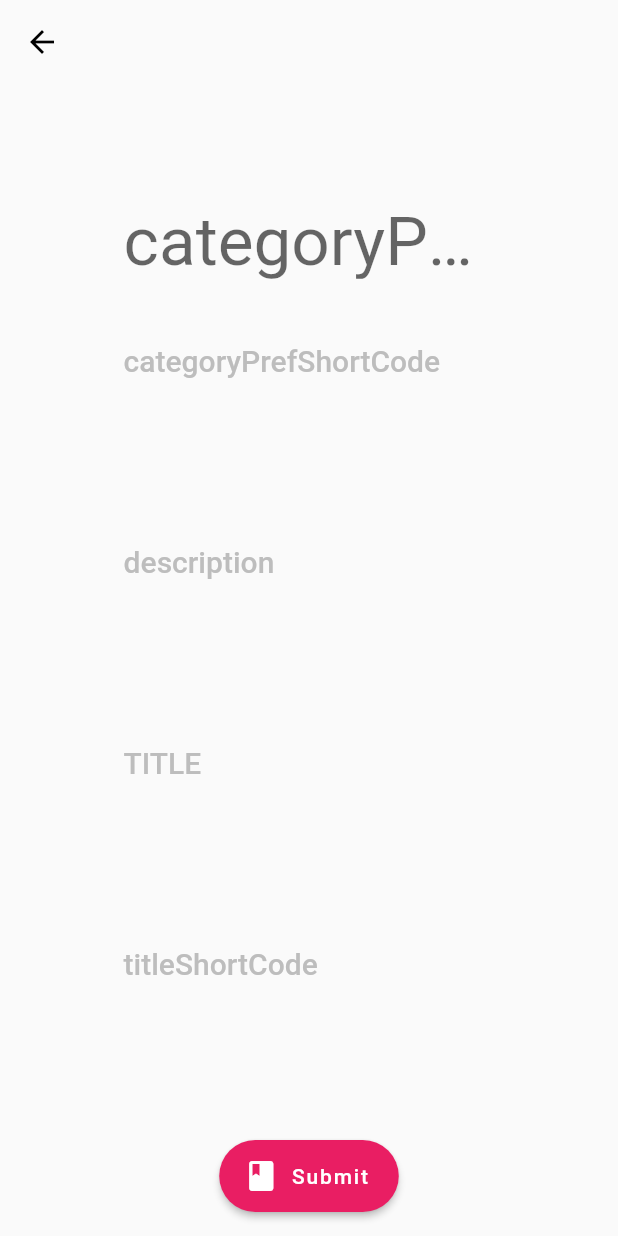
After one commit to skm0079/flutter_flow, a Flutter app: the CategoryPage screen opened by its route, on a phone screen of 412 x 824 dp. The commit adds this screen. Run offline on Flutter 3.47's test engine with Material 2 defaults, Android fonts, the phone set to English and light mode, and no system bars; our stand-ins replace cloud_firestore, firebase_core; accounts and stored records are empty.

Commit message:
Add Category working

```diff
--- /dev/null
+++ b/lib/category_entry_button.dart
@@ -0,0 +1,59 @@
+import 'package:cloud_firestore/cloud_firestore.dart';
+import 'package:flutter/material.dart';
+import 'package:flutter_flow/category_entry_page.dart';
+import 'package:flutter_flow/category_model.dart';
+
+class CategoryEntryButton extends StatelessWidget {
+  const CategoryEntryButton({
+    Key? key,
+    required this.categoryPrefName,
+    required this.categoryPrefShortCode,
+    required this.description,
+    required this.title,
+    required this.titleShortCode,
+    required this.widget,
+  }) : super(key: key);
+
+  final TextEditingController categoryPrefName;
+  final TextEditingController categoryPrefShortCode;
+  final TextEditingController description;
+  final TextEditingController title;
+  final TextEditingController titleShortCode;
+  final CategoryPage widget;
+
+  @override
+  Widget build(BuildContext context) {
+    final isAddAction = widget.categoryAction == CategoryAction.add;
+    return FloatingActionButton.extended(
+      elevation: 2,
+      onPressed: () {
+        final categoryEntryMap = Category(
+          categoryPrefName: categoryPrefName.text,
+          categoryPrefShortCode: categoryPrefShortCode.text,
+          description: description.text,
+          organisation: null,
+          parent: null,
+          title: title.text,
+          titleShortCode: titleShortCode.text,
+        ).toMap();
+
+        final id = widget.category.id;
+
+        if (isAddAction) {
+          FirebaseFirestore.instance
+              .collection('category')
+              .add(categoryEntryMap);
+        } else {
+          FirebaseFirestore.instance
+              .collection('category')
+              .doc(id)
+              .update(categoryEntryMap);
+        }
+
+        Navigator.of(context).popUntil(ModalRoute.withName('/'));
+      },
+      label: Text(isAddAction ? 'Submit' : 'Update'),
+      icon: Icon(isAddAction ? Icons.book : Icons.bookmark_border),
+    );
+  }
+}
--- /dev/null
+++ b/lib/category_entry_page.dart
@@ -0,0 +1,192 @@
+import 'package:flutter/material.dart';
+import 'package:flutter_flow/category_entry_button.dart';
+import 'package:flutter_flow/category_model.dart';
+
+class CategoryPage extends StatefulWidget {
+  const CategoryPage({
+    Key? key,
+    required this.categoryAction,
+    required this.category,
+  }) : super(key: key);
+
+  const CategoryPage.edit(
+      {Key? key,
+      this.categoryAction = CategoryAction.edit,
+      required this.category})
+      : super(key: key);
+
+  const CategoryPage.add(
+      {Key? key,
+      this.categoryAction = CategoryAction.add,
+      required this.category})
+      : super(key: key);
+
+  const CategoryPage.read(
+      {Key? key,
+      this.categoryAction = CategoryAction.read,
+      required this.category})
+      : super(key: key);
+
+  final Category category;
+
+  final CategoryAction categoryAction;
+  @override
+  State<CategoryPage> createState() => _CategoryPageState();
+}
+
+class _CategoryPageState extends State<CategoryPage> {
+  late TextEditingController categoryPrefName;
+  late TextEditingController categoryPrefShortCode;
+  late TextEditingController description;
+  late TextEditingController title;
+  late TextEditingController titleShortCode;
+  late bool isReadOnly;
+  @override
+  void initState() {
+    categoryPrefName =
+        TextEditingController(text: widget.category.categoryPrefName ?? '');
+    description =
+        TextEditingController(text: widget.category.description ?? '');
+    title = TextEditingController(text: widget.category.title ?? '');
+    titleShortCode =
+        TextEditingController(text: widget.category.titleShortCode ?? '');
+    categoryPrefShortCode = TextEditingController(
+        text: widget.category.categoryPrefShortCode ?? '');
+
+    isReadOnly = widget.categoryAction == CategoryAction.read;
+    super.initState();
+  }
+
+  @override
+  Widget build(BuildContext context) {
+    return Scaffold(
+      appBar: AppBar(
+        elevation: 0,
+        iconTheme: Theme.of(context).iconTheme.copyWith(color: Colors.black),
+        backgroundColor: Colors.transparent,
+      ),
+      body: SingleChildScrollView(
+        child: Center(
+          child: SizedBox(
+            width: MediaQuery.of(context).size.width * 3 / 5,
+            child: Column(
+              crossAxisAlignment: CrossAxisAlignment.start,
+              children: <Widget>[
+                const SizedBox(height: 50),
+                // categoryPrefName
+                TextField(
+                  readOnly: isReadOnly,
+                  controller: categoryPrefName,
+                  style: Theme.of(context)
+                      .textTheme
+                      .headline3!
+                      .copyWith(color: Colors.black87),
+                  decoration: InputDecoration(
+                    border: InputBorder.none,
+                    labelText: isReadOnly ? '' : 'categoryPrefName',
+                  ),
+                ),
+                // categoryPrefShortCode
+                TextField(
+                  readOnly: isReadOnly,
+                  controller: categoryPrefShortCode,
+                  maxLines: null,
+                  style: Theme.of(context)
+                      .textTheme
+                      .headline6
+                      ?.copyWith(color: Colors.black87, height: 1.7),
+                  decoration: InputDecoration.collapsed(
+                    hintText: 'categoryPrefShortCode',
+                    border: InputBorder.none,
+                    hintStyle: Theme.of(context)
+                        .textTheme
+                        .headline6
+                        ?.copyWith(color: Colors.grey.shade400),
+                  ),
+                ),
+                const SizedBox(height: 100),
+                TextField(
+                  readOnly: isReadOnly,
+                  controller: description,
+                  maxLines: null,
+                  style: Theme.of(context)
+                      .textTheme
+                      .headline6
+                      ?.copyWith(color: Colors.black87, height: 1.7),
+                  decoration: InputDecoration.collapsed(
+                    hintText: 'description',
+                    border: InputBorder.none,
+                    hintStyle: Theme.of(context)
+                        .textTheme
+                        .headline6
+                        ?.copyWith(color: Colors.grey.shade400),
+                  ),
+                ),
+                const SizedBox(height: 100),
+                TextField(
+                  readOnly: isReadOnly,
+                  controller: title,
+                  maxLines: null,
+                  style: Theme.of(context)
+                      .textTheme
+                      .headline6
+                      ?.copyWith(color: Colors.black87, height: 1.7),
+                  decoration: InputDecoration.collapsed(
+                    hintText: 'TITLE',
+                    border: InputBorder.none,
+                    hintStyle: Theme.of(context)
+                        .textTheme
+                        .headline6
+                        ?.copyWith(color: Colors.grey.shade400),
+                  ),
+                ),
+                const SizedBox(height: 100),
+                TextField(
+                  readOnly: isReadOnly,
+                  controller: titleShortCode,
+                  maxLines: null,
+                  style: Theme.of(context)
+                      .textTheme
+                      .headline6
+                      ?.copyWith(color: Colors.black87, height: 1.7),
+                  decoration: InputDecoration.collapsed(
+                    hintText: 'titleShortCode',
+                    border: InputBorder.none,
+                    hintStyle: Theme.of(context)
+                        .textTheme
+                        .headline6
+                        ?.copyWith(color: Colors.grey.shade400),
+                  ),
+                ),
+                const SizedBox(height: 100)
+              ],
+            ),
+          ),
+        ),
+      ),
+      floatingActionButtonLocation: FloatingActionButtonLocation.centerFloat,
+      floatingActionButton: isReadOnly
+          ? const SizedBox()
+          : CategoryEntryButton(
+              categoryPrefShortCode: categoryPrefShortCode,
+              description: description,
+              title: title,
+              categoryPrefName: categoryPrefName,
+              titleShortCode: titleShortCode,
+              widget: widget,
+            ),
+    );
+  }
+
+  @override
+  void dispose() {
+    categoryPrefName.dispose();
+    categoryPrefShortCode.dispose();
+    description.dispose();
+    title.dispose();
+    titleShortCode.dispose();
+    super.dispose();
+  }
+}
+
+enum CategoryAction { edit, add, read }
--- a/lib/category_model.dart
+++ b/lib/category_model.dart
@@ -11,7 +11,7 @@ class Category {
   final String? titleShortCode;
 
   Category(
-      {required this.id,
+      {this.id,
       required this.categoryPrefName,
       required this.categoryPrefShortCode,
       required this.description,
@@ -19,6 +19,8 @@ class Category {
       required this.parent,
       required this.title,
       required this.titleShortCode});
+
+// Converts Category object to toMap object get a map object to send to firebase
 
   Map<String, dynamic> toMap() {
     return {
@@ -31,6 +33,11 @@ class Category {
       'titleShortCode': titleShortCode,
     };
   }
+
+/*
+factory : factory Constructor returns an instance of a class
+fromDoc : To use the returned map object to class-object data
+ */
 
   factory Category.fromDoc(QueryDocumentSnapshot doc) {
     return Category(
--- a/lib/main.dart
+++ b/lib/main.dart
@@ -5,6 +5,8 @@ import 'package:flutter/material.dart';
 import 'package:flutter_flow/category_model.dart';
 import 'package:flutter_flow/top_bar_title.dart';
 import 'package:provider/provider.dart';
+
+import 'category_entry_page.dart';
 
 // Import the firebase_core plugin
 import 'package:firebase_core/firebase_core.dart';
@@ -59,6 +61,7 @@ class MyApp extends StatelessWidget {
   Widget build(BuildContext context) {
     final categoryCollection =
         FirebaseFirestore.instance.collection('category');
+    // For getting Firebase collection as stream
     final categoryStream = categoryCollection.snapshots().map((snapshot) {
       return snapshot.docs.map((doc) => Category.fromDoc(doc)).toList();
     });
@@ -82,6 +85,24 @@ class MyApp extends StatelessWidget {
           '/': (context) => const MyHomePage(
                 title: '',
               ),
+          '/new-entry': (context) => CategoryPage.add(
+              category: Category(
+                  categoryPrefName: "",
+                  categoryPrefShortCode: "",
+                  description: "",
+                  organisation: null,
+                  parent: null,
+                  title: "",
+                  titleShortCode: "")),
+          '/update': (context) => CategoryPage.edit(
+              category: Category(
+                  categoryPrefName: "",
+                  categoryPrefShortCode: "",
+                  description: "",
+                  organisation: null,
+                  parent: null,
+                  title: "",
+                  titleShortCode: "")),
         },
       ),
     );
@@ -94,7 +115,7 @@ class MyHomePage extends StatefulWidget {
   final String title;
 
   @override
-  _MyHomePageState createState() => _MyHomePageState();
+  State<MyHomePage> createState() => _MyHomePageState();
 }
 
 class _MyHomePageState extends State<MyHomePage> {
```
